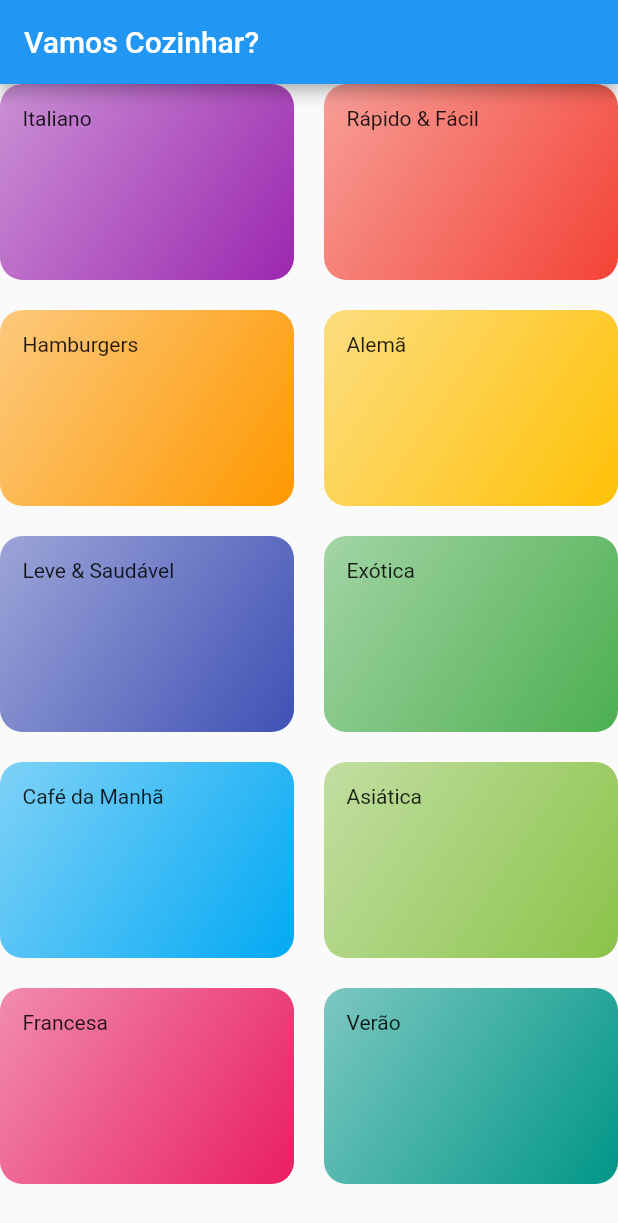
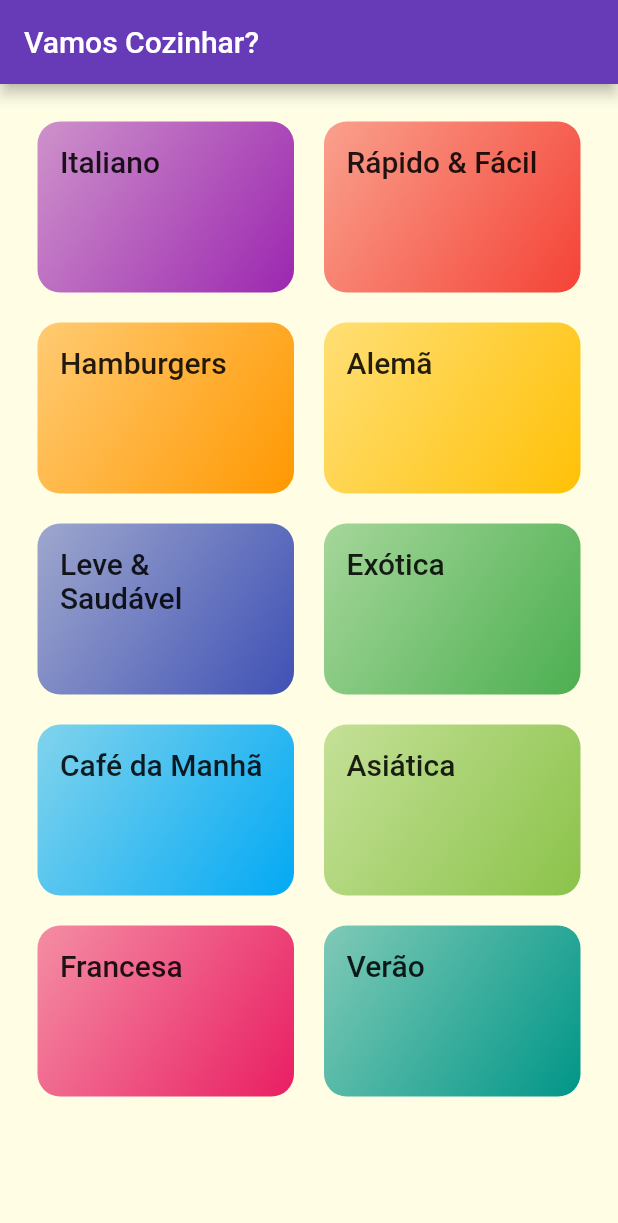
Before and after one commit to LucasWMedeiros/app_receitas, a Flutter app: the screen it shows after launch, on a phone screen of 412 x 824 dp. Shown: the top 1223 px of the screen. Run offline on Flutter 3.47's test engine with Material 2 defaults, Android fonts, the phone set to English and light mode, and no system bars; Roboto replaces fonts that are missing (RobotoCondensed).

Commit message:
adicionando fontes e organizando estilos

```diff
--- a/lib/Components/category_item.dart
+++ b/lib/Components/category_item.dart
@@ -1,3 +1,4 @@
+
 import 'package:app_receitas/models/category.dart';
 import 'package:flutter/material.dart';
 
@@ -10,8 +11,9 @@ class CategoryItem extends StatelessWidget {
   @override
   Widget build(BuildContext context) {
     return Container(
-      padding: EdgeInsets.all(15),
-      child: Text(category.title!),
+      padding: const EdgeInsets.all(15),
+      child: Text(category.title!,
+      style: Theme.of(context).textTheme.headline6,),
       decoration: BoxDecoration(
         borderRadius: BorderRadius.circular(15),
         gradient: LinearGradient(
--- a/lib/Screens/categories_screen.dart
+++ b/lib/Screens/categories_screen.dart
@@ -13,6 +13,7 @@ class CategoriesScreen extends StatelessWidget {
         title: Text('Vamos Cozinhar?'),
       ),
       body: GridView(
+        padding: const EdgeInsets.all(25),
         gridDelegate: SliverGridDelegateWithMaxCrossAxisExtent(
           maxCrossAxisExtent: 200,
           childAspectRatio: 3 / 2,
--- a/lib/main.dart
+++ b/lib/main.dart
@@ -1,4 +1,4 @@
-// ignore_for_file: prefer_const_constructors, unnecessary_import
+// ignore_for_file: prefer_const_constructors, unnecessary_import, deprecated_member_use
 
 import 'package:app_receitas/Screens/categories_screen.dart';
 import 'package:flutter/cupertino.dart';
@@ -13,7 +13,16 @@ class MyApp extends StatelessWidget {
     return MaterialApp(
       title: 'Vamos Cozinhar?',
       theme: ThemeData(
-        primarySwatch: Colors.blue,
+        primarySwatch: Colors.deepPurple,
+        accentColor: Colors.deepOrangeAccent,
+        fontFamily: 'Raleway',
+        canvasColor: Color.fromRGBO(255, 254, 229, 1),
+        textTheme: ThemeData.light().textTheme.copyWith(
+          headline6: TextStyle(
+            fontSize: 20,
+            fontFamily: 'RobotoCondensed'
+          )
+        )
       ),
       home: CategoriesScreen(),
     );
```
Also changed, not shown: pubspec.yaml (+19 -12 lines), assets/fonts/Raleway-Black.ttf (added), assets/fonts/Raleway-Bold.ttf (added), assets/fonts/Raleway-Regular.ttf (added), assets/fonts/RobotoCondensed-Bold.ttf (added), assets/fonts/RobotoCondensed-Italic.ttf (added), assets/fonts/RobotoCondensed-Light.ttf (added), assets/fonts/RobotoCondensed-Regular.ttf (added).
